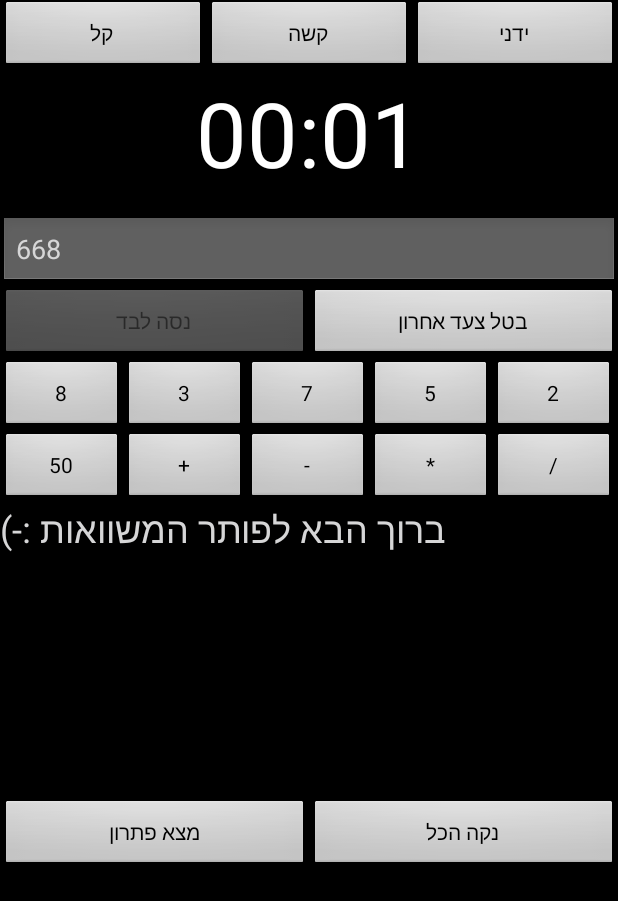
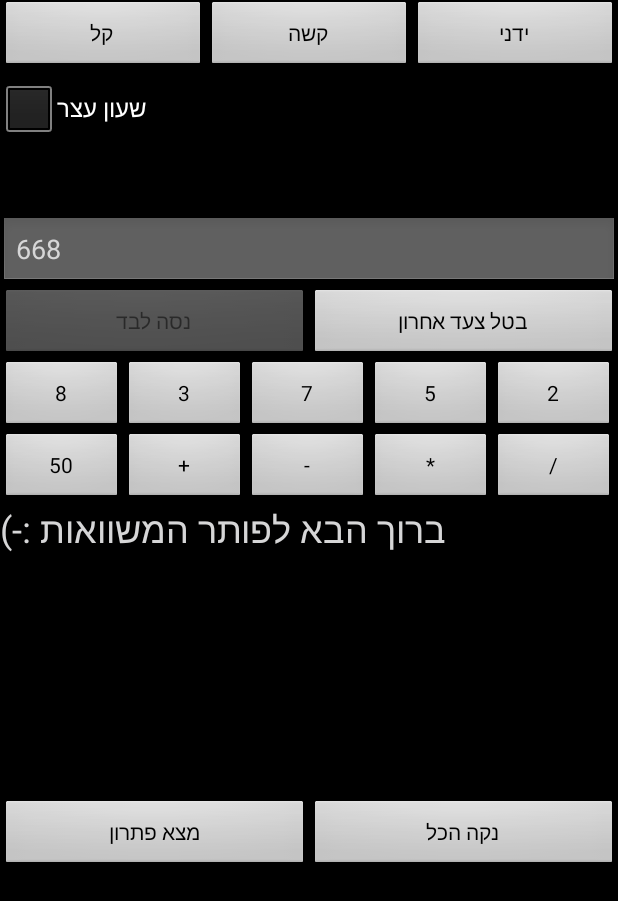
Before and after one commit to shirbenisrael/TickTakSolver, an Android app: the screen it shows after launch (MainActivity), after a tap on "נסה לבד", on a phone screen of 412 x 824 dp. Shown: the top 901 px of the screen. Run offline under Robolectric (Android 15) with nearby library versions, the phone set to English and light mode, and no system bars; 1 statement that could not run was skipped; 3 other taps on this screen came first.

Commit message:
Add option to hide stopper

```diff
--- a/app/src/main/java/com/shirbi/ticktaksolver/MainActivity.java
+++ b/app/src/main/java/com/shirbi/ticktaksolver/MainActivity.java
@@ -12,6 +12,7 @@ import android.view.View;
 import android.view.ViewGroup;
 import android.view.inputmethod.InputMethodManager;
 import android.widget.Button;
+import android.widget.CheckBox;
 import android.widget.Chronometer;
 import android.widget.EditText;
 import android.widget.TextView;
@@ -132,6 +133,9 @@ public class MainActivity extends Activity {
 					myTextView.setTextColor(getResources().getColor(R.color.red));
 
 				}
+
+				Chronometer chronometer = (Chronometer) findViewById(R.id.chronometer1);
+				chronometer.setVisibility(View.VISIBLE);
 
 				stopClock();
 			}
@@ -392,18 +396,28 @@ public class MainActivity extends Activity {
 	private void showSourcesAndHideClock( boolean isSourcesShow)
 	{
 		View sourcesFields = findViewById(R.id.sourcesLayout);
-		Chronometer chronometer = (Chronometer) findViewById(R.id.chronometer1);
-
+		Chronometer chronometer = (Chronometer)findViewById(R.id.chronometer1);
+		CheckBox checkBox = (CheckBox) findViewById(R.id.ShowStopper);
 		if ( isSourcesShow )
 		{
 			sourcesFields.setVisibility(View.VISIBLE);
 			chronometer.setVisibility(View.INVISIBLE);
+			checkBox.setVisibility(View.INVISIBLE);
 		}
 		else
 		{
-			chronometer.setVisibility(View.VISIBLE);
+			chronometer.setVisibility(checkBox.isChecked() ? View.VISIBLE : View.INVISIBLE);
+			checkBox.setVisibility(View.VISIBLE);
 			sourcesFields.setVisibility(View.INVISIBLE);
 		}
+	}
+
+	public void onShowStopperClicked( View view)
+	{
+		CheckBox checkBox = (CheckBox) findViewById(R.id.ShowStopper);
+		Chronometer chronometer = (Chronometer)findViewById(R.id.chronometer1);
+
+		chronometer.setVisibility(checkBox.isChecked() ? View.VISIBLE : View.INVISIBLE);
 	}
 
 	public void onCleanButtonClick( View view)
--- a/app/src/main/res/layout/activity_main.xml
+++ b/app/src/main/res/layout/activity_main.xml
@@ -35,6 +35,15 @@
     <FrameLayout
         android:layout_width="match_parent"
         android:layout_height="wrap_content" >
+
+        <CheckBox
+            android:id="@+id/ShowStopper"
+            android:layout_width="wrap_content"
+            android:layout_height="wrap_content"
+            android:gravity="start|center_vertical"
+            android:onClick="onShowStopperClicked"
+            android:visibility="invisible"
+            android:text="@string/ShowStopper" />
 
         <Chronometer
             android:id="@+id/chronometer1"
--- a/app/src/main/res/values/strings.xml
+++ b/app/src/main/res/values/strings.xml
@@ -19,5 +19,6 @@
     <string name="WinMessage">כל הכבוד!</string>
     <string name="action_settings">Settings</string>
     <string name="title_activity_test">TestActivity</string>
+    <string name="ShowStopper">שעון עצר</string>
 
 </resources>
```
